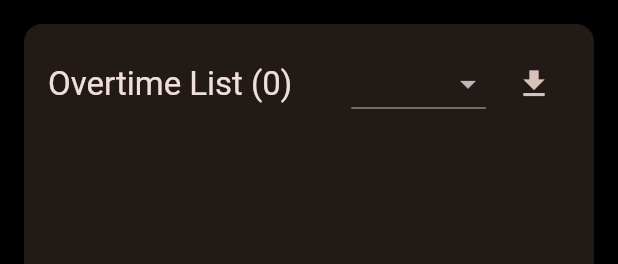
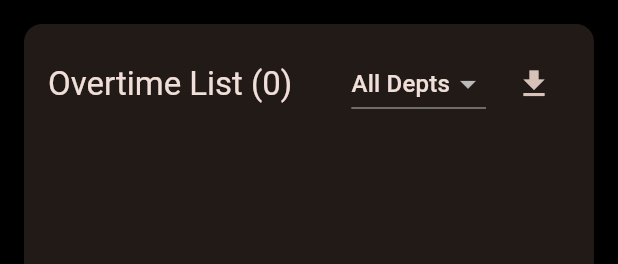
Before and after one commit to Treg-hub/CTPOvertime, a Flutter app: the OvertimeListPanel widget shown alone on an empty page, opened directly with empty values, on a phone screen of 412 x 824 dp. Shown: the top 264 px of the screen. Run offline on Flutter 3.47's test engine with Material 3 defaults, Android fonts, the light colour scheme and no system bars; our stand-ins replace cloud_firestore, firebase_auth, firebase_core, table_calendar; accounts and stored records are empty.

Commit message:
update main.dart, user.dart, login_screen.dart, overtime_screen.dart, overtime_form.dart, and overtime_list.dart to add keys to list items and fix state management issues in the overtime screen.

```diff
--- a/lib/screens/overtime_screen.dart
+++ b/lib/screens/overtime_screen.dart
@@ -225,7 +225,7 @@ class OvertimeListPanel extends StatelessWidget {
                 ),
                 const Spacer(),
                 DropdownButton<String>(
-                  value: selectedDept,
+                  value: depts.contains(selectedDept) ? selectedDept : 'All',
                   items: depts.map((d) => DropdownMenuItem(value: d, child: Text(d == 'All' ? 'All Depts' : d))).toList(),
                   onChanged: (value) => onDeptChanged(value!),
                 ),
@@ -303,6 +303,7 @@ class _OvertimeScreenState extends State<OvertimeScreen> {
   Widget build(BuildContext context) {
     return StreamBuilder<List<OvertimeEntry>>(
       stream: _stream, // Live recent overtime (50 newest by startTime desc)
+      initialData: [], // Prevent initial flash with empty list
       builder: (context, snapshot) {
         print('Overtime StreamBuilder connectionState: ${snapshot.connectionState}');
         if (snapshot.connectionState == ConnectionState.waiting) {
```
